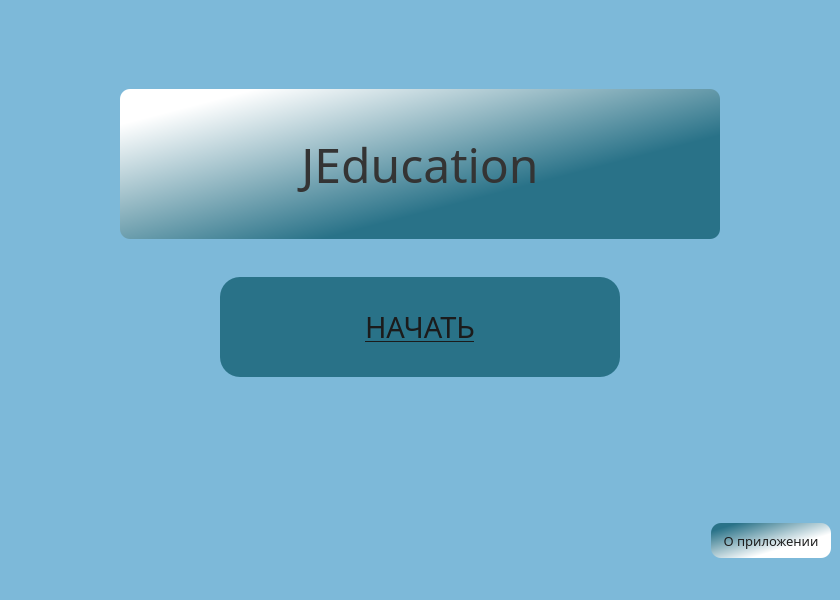
Qt form Client/jeducation-v0.1/mainwindow.ui (Avedik/Desktop-application-IEducation) before a commit.
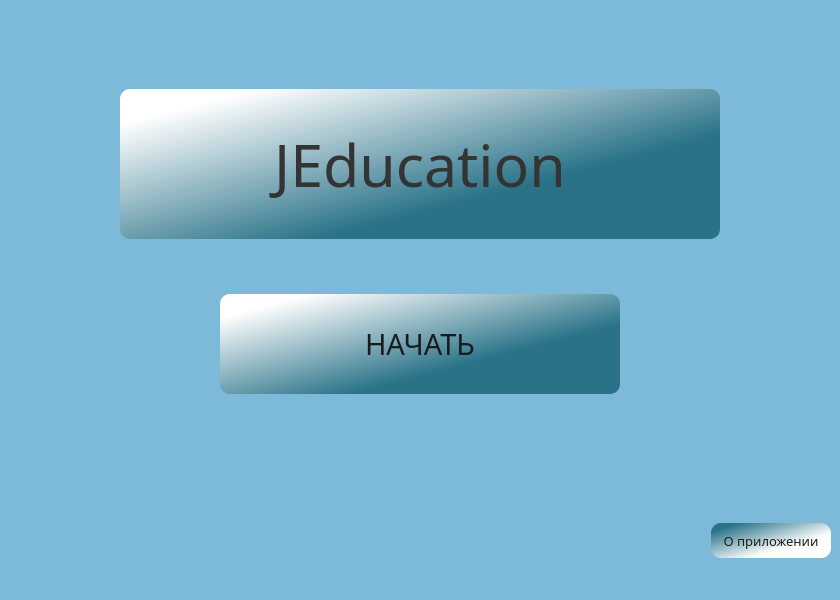
The same form after that commit.

Commit message: Отредактировал дизайн во всех окнах и добавил компоновку

Patch:
```diff
--- a/Client/jeducation-v0.1/mainwindow.ui
+++ b/Client/jeducation-v0.1/mainwindow.ui
@@ -82,7 +82,7 @@
           <property name="font">
            <font>
             <family>Bahnschrift</family>
-            <pointsize>36</pointsize>
+            <pointsize>44</pointsize>
            </font>
           </property>
           <property name="focusPolicy">
@@ -118,7 +118,7 @@
         <property name="sizeHint" stdset="0">
          <size>
           <width>20</width>
-          <height>28</height>
+          <height>45</height>
          </size>
         </property>
        </spacer>
@@ -165,17 +165,17 @@
            <font>
             <family>Bahnschrift</family>
             <pointsize>22</pointsize>
-            <underline>true</underline>
+            <underline>false</underline>
            </font>
           </property>
           <property name="autoFillBackground">
            <bool>false</bool>
           </property>
           <property name="styleSheet">
-           <string notr="true">background-color: rgb(41, 114, 136);
+           <string notr="true">background-color: qlineargradient(spread:pad, x1:0.652, y1:0.67, x2:0.096, y2:0.136227, stop:0 rgba(41, 114, 136, 255), stop:1 rgba(255, 255, 255, 255));
 color: rgb(27, 27, 27);
 border:2px;
-border-radius:20;</string>
+border-radius:10;</string>
           </property>
           <property name="text">
            <string>НАЧАТЬ</string>
```
The commit also changes 6 other files.
